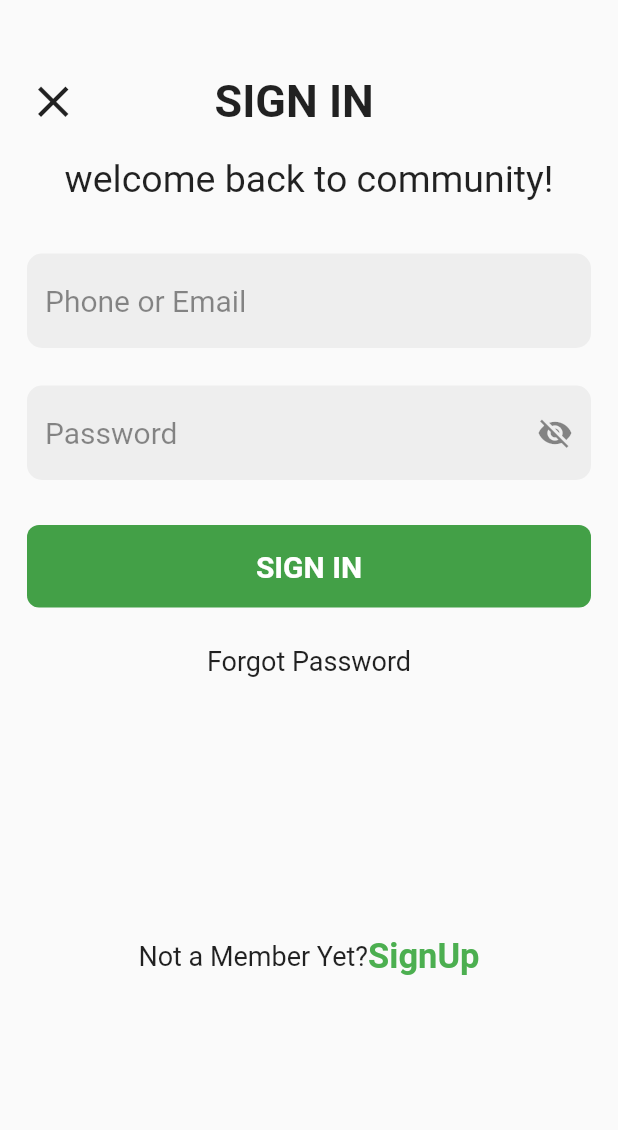
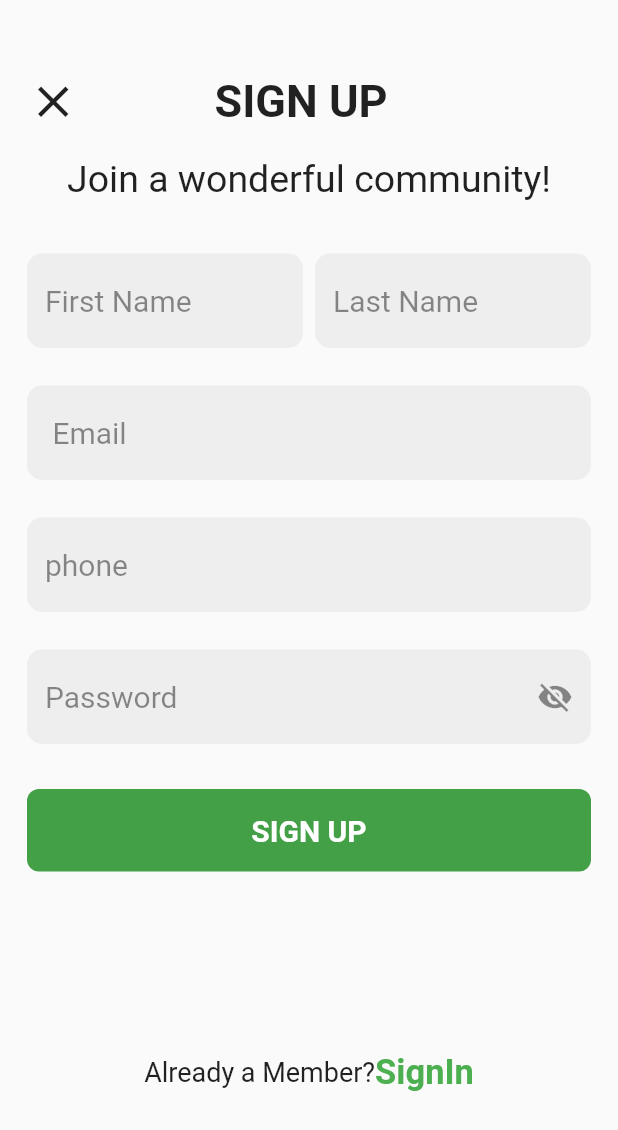
Before and after one commit to himal-rawal/Test-1, a Flutter app: the screen it shows after launch, on a phone screen of 412 x 824 dp. Shown: the top 1130 px of the screen. Run offline on Flutter 3.47's test engine with Material 2 defaults, Android fonts, the phone set to English and light mode, and no system bars.

Commit message:
created a sign up page

```diff
--- /dev/null
+++ b/lib/Screens/Signupscreen.dart
@@ -0,0 +1,145 @@
+import 'package:flutter/material.dart';
+
+class SignUp extends StatefulWidget {
+  @override
+  _SignUpState createState() => _SignUpState();
+}
+
+class _SignUpState extends State<SignUp> {
+  bool _isHidden = true;
+  void _toggleVisibility() {
+    setState(() {
+      _isHidden = !_isHidden;
+    });
+  }
+
+  @override
+  Widget build(BuildContext context) {
+    return Scaffold(
+      resizeToAvoidBottomPadding: false,
+      body: Container(
+        child: Padding(
+          padding: const EdgeInsets.only(top: 50, left: 18, right: 18),
+          child: Column(
+            children: <Widget>[
+              Row(
+                children: <Widget>[
+                  Icon(
+                    Icons.clear,
+                    size: 35,
+                  ),
+                  SizedBox(width: 90),
+                  Text(
+                    "SIGN UP",
+                    style: TextStyle(fontSize: 30, fontWeight: FontWeight.bold),
+                  )
+                ],
+              ),
+              SizedBox(
+                height: 20.0,
+              ),
+              Text(
+                "Join a wonderful community!",
+                style: TextStyle(fontSize: 25),
+              ),
+              SizedBox(height: 35),
+              Row(
+                children: <Widget>[
+                  Flexible(child: buildTextField("First Name")),
+                  SizedBox(
+                    width: 8.0,
+                  ),
+                  Flexible(child: buildTextField("Last Name"))
+                ],
+              ),
+              SizedBox(
+                height: 25,
+              ),
+              buildTextField(" Email"),
+              SizedBox(
+                height: 25,
+              ),
+              buildTextField("phone"),
+              SizedBox(
+                height: 25,
+              ),
+              buildTextField("Password"),
+              SizedBox(
+                height: 30,
+              ),
+              Container(
+                height: 55,
+                width: MediaQuery.of(context).size.width / 1,
+                decoration: BoxDecoration(
+                  borderRadius: BorderRadius.circular(8.0),
+                  color: Colors.green[600],
+                ),
+                child: Center(
+                  child: Text(
+                    "SIGN UP",
+                    style: TextStyle(
+                        color: Colors.white,
+                        fontWeight: FontWeight.bold,
+                        fontSize: 20),
+                  ),
+                ),
+              ),
+              SizedBox(
+                height: 25,
+              ),
+              //SizedBox(height: 50),
+              Flexible(
+                flex: 1,
+                child: Container(
+                  child: Center(
+                      child: Row(
+                    mainAxisAlignment: MainAxisAlignment.center,
+                    children: <Widget>[
+                      Text(
+                        "Already a Member?",
+                        style: TextStyle(fontSize: 18),
+                      ),
+                      Text(
+                        "SignIn",
+                        style: TextStyle(
+                            fontWeight: FontWeight.bold,
+                            color: Colors.green,
+                            fontSize: 23),
+                      )
+                    ],
+                  )),
+                ),
+              )
+            ],
+          ),
+        ),
+      ),
+    );
+  }
+
+  Widget buildTextField(String hintText) {
+    return TextField(
+      decoration: InputDecoration(
+        fillColor: Colors.grey[200],
+        filled: true,
+        hintText: hintText,
+        hintStyle: TextStyle(
+          color: Colors.black45,
+          fontSize: 20.0,
+        ),
+        border: OutlineInputBorder(
+            borderRadius: BorderRadius.circular(10.0),
+            borderSide: BorderSide.none),
+        suffixIcon: hintText == "Password"
+            ? IconButton(
+                onPressed: _toggleVisibility,
+                icon: _isHidden
+                    ? Icon(Icons.visibility_off)
+                    : Icon(Icons.visibility),
+              )
+            : null,
+      ),
+      obscureText: hintText == "Password" ? _isHidden : false,
+    );
+  }
+}
--- a/lib/main.dart
+++ b/lib/main.dart
@@ -1,5 +1,6 @@
 import 'package:flutter/material.dart';
-import 'package:test1/Screens/LoginScreen.dart';
+//import 'package:test1/Screens/LoginScreen.dart';
+import 'package:test1/Screens/Signupscreen.dart';
 
 void main(List<String> args) {
   runApp(MyApp());
@@ -10,7 +11,7 @@ class MyApp extends StatelessWidget {
   Widget build(BuildContext context) {
     return MaterialApp(
       debugShowCheckedModeBanner: false,
-      home: Login(),
+      home: SignUp(),
     );
   }
 }
```
